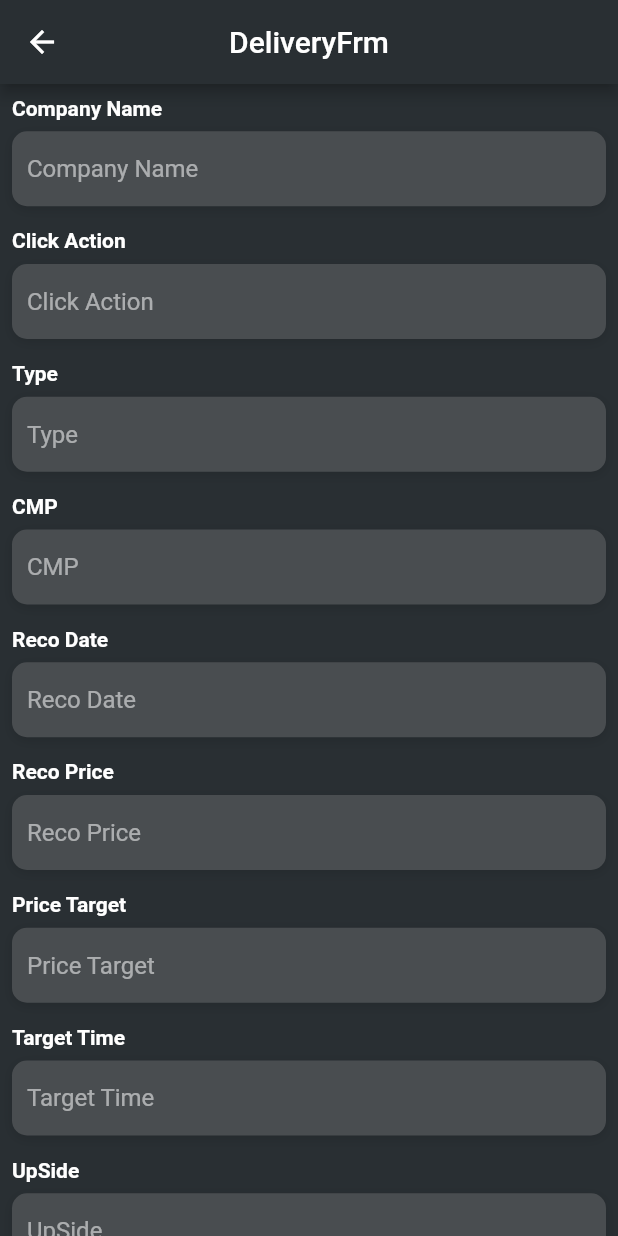
After one commit to ranjithran/MSN_admin, a Flutter app: the DeliveryFrm screen opened directly, on a phone screen of 412 x 824 dp. The commit adds this screen. Run offline on Flutter 3.47's test engine with Material 2 defaults, Android fonts, the phone set to English and light mode, and no system bars; our stand-ins replace cloud_firestore; missing offline and left inert: grouped_buttons; accounts and stored records are empty; Roboto replaces fonts that are missing (OpenSans).

Commit message:
some small modificaions

```diff
--- /dev/null
+++ b/lib/forms/deliveryFrm.dart
@@ -0,0 +1,201 @@
+import 'package:admin/res/Colors.dart';
+import 'package:admin/res/widgets/customRB.dart';
+import 'package:admin/res/widgets/customTFF.dart';
+import 'package:admin/services/sender.dart';
+import 'package:admin/userNotifier.dart';
+import 'package:flutter/material.dart';
+import 'package:provider/provider.dart';
+import 'package:grouped_buttons/grouped_buttons.dart';
+
+class DeliveryFrm extends StatefulWidget {
+  DeliveryFrm({Key key, this.title}) : super(key: key);
+  final String title;
+
+  @override
+  _DeliveryFrmState createState() => new _DeliveryFrmState();
+}
+
+class _DeliveryFrmState extends State<DeliveryFrm> {
+  @override
+  void initState() {
+    final UserNotifier userNotifier = Provider.of(context, listen: false);
+    getUers(userNotifier);
+    super.initState();
+  }
+
+  final cnCntlr = TextEditingController();
+  final caCntlr = TextEditingController();
+  final tCntlr = TextEditingController();
+  final cmpCntlr = TextEditingController();
+  final rdCntlr = TextEditingController();
+  final rpCntlr = TextEditingController();
+  final ptCntlr = TextEditingController();
+  final ttCntlr = TextEditingController();
+  final usCntlr = TextEditingController();
+
+  @override
+  Widget build(BuildContext context) {
+    return new Scaffold(
+      backgroundColor: m0,
+      appBar: new AppBar(
+        title: new Text(widget.title),
+        centerTitle: true,
+        backgroundColor: m0,
+      ),
+      body: SingleChildScrollView(
+        physics: ScrollPhysics(),
+        child: Padding(
+          padding: const EdgeInsets.all(8.0),
+          child: Column(
+            children: <Widget>[
+              CustomTFF(
+                title: "Company Name",
+                subtitle: "Company Name",
+                cntlr: cnCntlr,
+                textInputType: TextInputType.text,
+              ),
+              SizedBox(
+                height: 15,
+              ),
+              CustomTFF(
+                title: "Click Action",
+                subtitle: "Click Action",
+                cntlr: caCntlr,
+                textInputType: TextInputType.text,
+              ),
+              SizedBox(
+                height: 15,
+              ),
+              CustomTFF(
+                title: "Type",
+                subtitle: "Type",
+                cntlr: tCntlr,
+                textInputType: TextInputType.text,
+              ),
+              SizedBox(
+                height: 15,
+              ),
+              CustomTFF(
+                title: "CMP",
+                subtitle: "CMP",
+                cntlr: cmpCntlr,
+                textInputType: TextInputType.number,
+              ),
+              SizedBox(
+                height: 15,
+              ),
+              CustomTFF(
+                title: "Reco Date",
+                subtitle: "Reco Date",
+                cntlr: rdCntlr,
+                textInputType: TextInputType.number,
+              ),
+              SizedBox(
+                height: 15,
+              ),
+              CustomTFF(
+                title: "Reco Price",
+                subtitle: "Reco Price",
+                cntlr: rpCntlr,
+                textInputType: TextInputType.number,
+              ),
+              SizedBox(
+                height: 15,
+              ),
+              CustomTFF(
+                title: "Price Target",
+                subtitle: "Price Target",
+                cntlr: ptCntlr,
+                textInputType: TextInputType.number,
+              ),
+              SizedBox(
+                height: 15,
+              ),
+              CustomTFF(
+                title: "Target Time",
+                subtitle: "Target Time",
+                cntlr: ttCntlr,
+                textInputType: TextInputType.number,
+              ),
+              SizedBox(
+                height: 15,
+              ),
+              CustomTFF(
+                title: "UpSide",
+                subtitle: "UpSide",
+                cntlr: usCntlr,
+                textInputType: TextInputType.number,
+              ),
+              SizedBox(
+                height: 15,
+              ),
+              Divider(
+                color: Colors.white,
+              ),
+              SizedBox(
+                child: Text(
+                  'sec2',
+                  style: TextStyle(color: Colors.white),
+                ),
+                height: 20.0,
+              ),
+              Divider(
+                color: Colors.white,
+              ),
+              Container(
+                color: Color(0xff494D50),
+                height: 200,
+                child: SingleChildScrollView(
+                  child: Consumer<UserNotifier>(
+                    builder: (context, model, child) => CheckboxGroup(
+                      labels: model.userList,
+                      onChange: (bool isChecked, String label, int index) => print(
+                          "isChecked: $isChecked   label: $label  index: $index"),
+                      onSelected: (List<String> checked) =>
+                          print("checked: ${checked.toString()}"),
+                    ),
+                  ),
+                ),
+              ),
+              Divider(
+                color: Colors.white,
+              ),
+              // BusyButton(
+              //   title: 'delivery',
+              //   onPressed: () {
+              //     deliveryNotification(
+              //       companyName: cnCntlr,
+              //       clickAction: caCntlr,
+              //       type: tCntlr,
+              //       cmp: cmpCntlr,
+              //       recoDate: rdCntlr,
+              //       recoPrice: rpCntlr,
+              //       priceTraget: ptCntlr,
+              //       tragetTime: ttCntlr,
+              //       upSide: usCntlr,
+              //     );
+              //   },
+              // ),
+
+              CustomRB(
+                txt: 'delivery',
+                onPressed: () {
+                deliveryNotification(
+                    companyName: cnCntlr,
+                    clickAction: caCntlr,
+                    type: tCntlr,
+                    cmp: cmpCntlr,
+                    recoDate: rdCntlr,
+                    recoPrice: rpCntlr,
+                    priceTraget: ptCntlr,
+                    tragetTime: ttCntlr,
+                    upSide: usCntlr,
+                  );
+              })
+            ],
+          ),
+        ),
+      ),
+    );
+  }
+}
--- a/lib/main.dart
+++ b/lib/main.dart
@@ -1,8 +1,8 @@
-import 'frm1.dart';
-import 'frm2.dart';
 import 'package:admin/userNotifier.dart';
 import 'package:flutter/material.dart';
 import 'package:provider/provider.dart';
+import 'forms/deliveryFrm.dart';
+import 'forms/intradayFrm.dart';
 import 'res/widgets/customRB.dart';
 
 void main() => runApp(MyApp());
@@ -39,15 +39,15 @@ class Chooser extends StatelessWidget {
         children: <Widget>[
           CustomRB(
             onPressed: () => Navigator.of(context).push(
-              MaterialPageRoute(builder: (_) => Frm1(title: 'frm 1',))
+              MaterialPageRoute(builder: (_) => IntradayFrm(title: 'IntradayFrm',))
             ),
-            txt: 'frm 1',
+            txt: 'IntradayFrm',
           ),
           CustomRB(
             onPressed: () => Navigator.of(context).push(
-              MaterialPageRoute(builder: (context) => Frm2(title: 'frm 2',))
+              MaterialPageRoute(builder: (_) => DeliveryFrm(title: 'DeliveryFrm',))
             ),
-            txt: 'frm 2',
+            txt: 'DeliveryFrm',
           ),
         ],
       ),
--- a/lib/res/widgets/customRB.dart
+++ b/lib/res/widgets/customRB.dart
@@ -2,7 +2,7 @@ import 'package:admin/res/colors.dart';
 import 'package:flutter/material.dart';
 
 class CustomRB extends StatelessWidget {
-  CustomRB({@required this.onPressed, @required this.txt});
+  CustomRB({@required this.onPressed, this.txt = 'click'});
 
   final GestureTapCallback onPressed;
   final String txt;
```
Also changed, not shown: lib/forms/intradayFrm.dart (renamed from lib/frm2.dart, +66 -63 lines), lib/frm1.dart (deleted, +0 -145 lines), lib/res/widgets/busyButton.dart (added, +52 -0 lines), lib/services/sender.dart (renamed from lib/sender.dart, +21 -21 lines), lib/services/DelviryNotification.dart (renamed from lib/DelviryNotification.dart), lib/services/IntradayNotifidataJSON.dart (renamed from lib/IntradayNotifidataJSON.dart).
